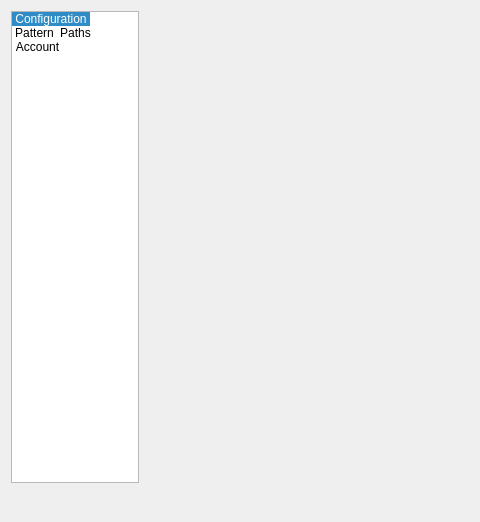
The window that src/app/valentina/dialogs/dialogpreferences.ui (dismine/valentina) describes before a commit, drawn with Qt 5; both pictures show x 0 to 480 and y 0 to 522 of the 827 by 522 pixel window.
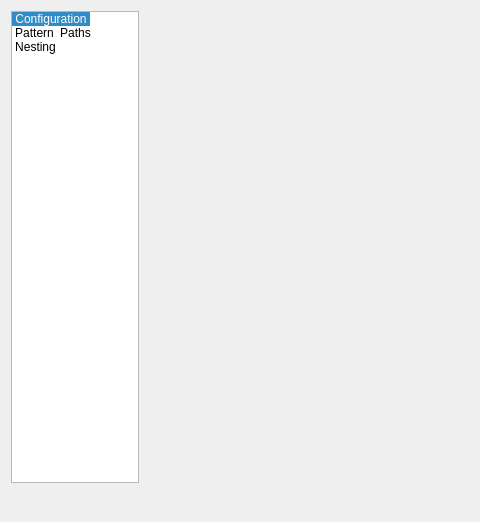
The same window after the commit. Icons and pictures are not drawn.

Commit message: Send Puzzle and quick nest a version 1 nesting job.

Diff of the .ui file:
```diff
--- a/src/app/valentina/dialogs/dialogpreferences.ui
+++ b/src/app/valentina/dialogs/dialogpreferences.ui
@@ -102,7 +102,7 @@
        </item>
        <item>
         <property name="text">
-         <string>Account</string>
+         <string>Nesting</string>
         </property>
         <property name="textAlignment">
          <set>AlignCenter</set>
```
The commit also changes 66 other files.
